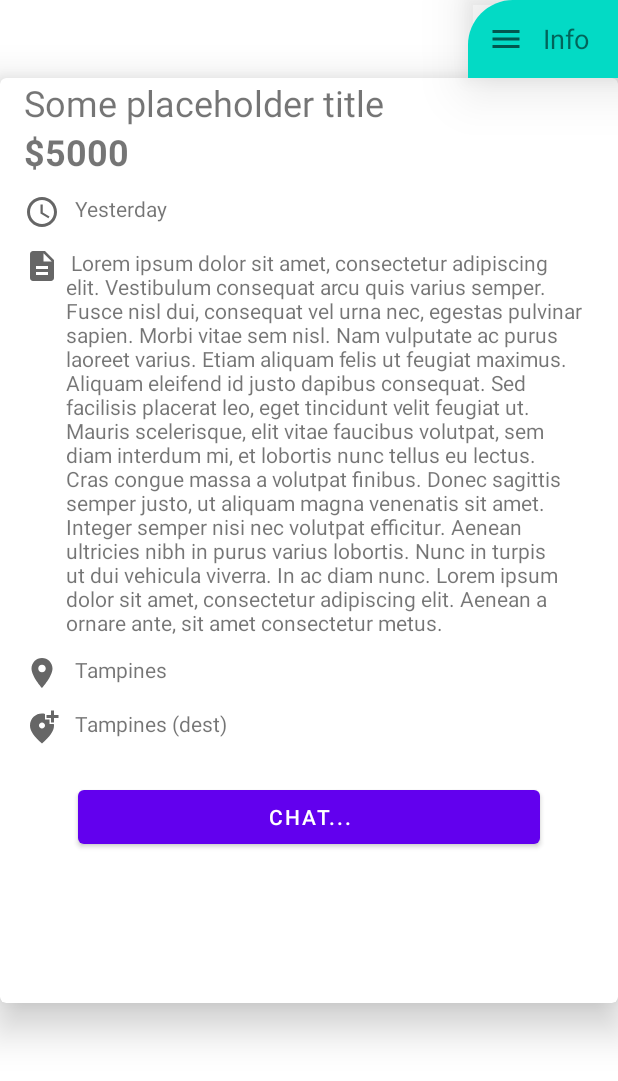
After one commit to Aster0/IntuitionProj, an Android app: the layout comments_details_bottomsheet.xml on its own in the app's theme, with its tools: preview values and no code run, on a phone screen of 412 x 824 dp. The commit adds this screen. Shown: the top 1081 px of the screen. Run offline under Robolectric (Android 15) with nearby library versions, the phone set to English and light mode, and no system bars.

Commit message:
complete home ui (bottomsheet)

```diff
--- a/app/build.gradle
+++ b/app/build.gradle
@@ -57,5 +57,6 @@ dependencies {
 
     implementation 'com.google.android.material:material:1.2.0-alpha06'
     implementation 'com.google.android.material:material:1.0.0'
+    implementation 'com.squareup.picasso:picasso:2.71828'
 
 }
--- a/app/src/main/java/com/example/intuitionproject/HomeActivity.java
+++ b/app/src/main/java/com/example/intuitionproject/HomeActivity.java
@@ -2,6 +2,7 @@ package com.example.intuitionproject;
 
 import android.os.Bundle;
 
+import com.example.intuitionproject.databinding.ActivityHomeBinding;
 import com.google.android.material.bottomnavigation.BottomNavigationView;
 
 import androidx.appcompat.app.AppCompatActivity;
@@ -11,11 +12,12 @@ import androidx.navigation.ui.AppBarConfiguration;
 import androidx.navigation.ui.NavigationUI;
 
 public class HomeActivity extends AppCompatActivity {
-
+    ActivityHomeBinding binding;
     @Override
     protected void onCreate(Bundle savedInstanceState) {
         super.onCreate(savedInstanceState);
-        setContentView(R.layout.activity_home);
+        binding = ActivityHomeBinding.inflate(getLayoutInflater());
+        setContentView(binding.getRoot());
         BottomNavigationView navView = findViewById(R.id.nav_view);
         // just setup the navcontroller
         NavController navController = Navigation.findNavController(this, R.id.nav_host_fragment);
--- /dev/null
+++ b/app/src/main/java/com/example/intuitionproject/models/Listing.java
@@ -0,0 +1,4 @@
+package com.example.intuitionproject.models;
+
+public class Listing {
+}
--- a/app/src/main/java/com/example/intuitionproject/ui/home/HomeFragment.java
+++ b/app/src/main/java/com/example/intuitionproject/ui/home/HomeFragment.java
@@ -13,23 +13,26 @@ import androidx.lifecycle.Observer;
 import androidx.lifecycle.ViewModelProvider;
 
 import com.example.intuitionproject.R;
+import com.example.intuitionproject.databinding.FragmentHomeBinding;
+import com.squareup.picasso.Picasso;
 
 public class HomeFragment extends Fragment {
 
     private HomeViewModel homeViewModel;
-
+    FragmentHomeBinding binding;
     public View onCreateView(@NonNull LayoutInflater inflater,
                              ViewGroup container, Bundle savedInstanceState) {
         homeViewModel =
                 new ViewModelProvider(this).get(HomeViewModel.class);
-        View root = inflater.inflate(R.layout.fragment_home, container, false);
-        final TextView textView = root.findViewById(R.id.text_home);
-        homeViewModel.getText().observe(getViewLifecycleOwner(), new Observer<String>() {
-            @Override
-            public void onChanged(@Nullable String s) {
-                textView.setText(s);
-            }
-        });
-        return root;
+        binding = FragmentHomeBinding.inflate(getLayoutInflater(), container, false);
+        return binding.getRoot();
+    }
+
+    @Override
+    public void onViewCreated(@NonNull View view, @Nullable Bundle savedInstanceState) {
+        super.onViewCreated(view, savedInstanceState);
+//        Picasso.get()
+//                .load("https://media.karousell.com/media/photos/products/2021/2/27/topeak_escape_pod_small_1614411733_214cadb1_progressive.jpg")
+//                .into(binding.designBottomSheet.itemImage);
     }
 }
--- /dev/null
+++ b/app/src/main/res/drawable/fancy_button_shape.xml
@@ -0,0 +1,11 @@
+<?xml version="1.0" encoding="utf-8"?>
+<shape xmlns:android="http://schemas.android.com/apk/res/android"
+    android:shape="rectangle" android:padding="10dp">
+    <!-- you can use any color you want I used here gray color-->
+    <solid android:color="@color/colorAccent"/>
+    <corners android:bottomRightRadius="0dp"
+        android:bottomLeftRadius="0dp"
+        android:topLeftRadius="30dp"
+        android:topRightRadius="0dp"
+        />
+</shape>
--- /dev/null
+++ b/app/src/main/res/drawable/ic_baseline_access_time_24.xml
@@ -0,0 +1,13 @@
+<vector xmlns:android="http://schemas.android.com/apk/res/android"
+    android:width="24dp"
+    android:height="24dp"
+    android:viewportWidth="24"
+    android:viewportHeight="24"
+    android:tint="?attr/colorControlNormal">
+  <path
+      android:fillColor="@android:color/white"
+      android:pathData="M11.99,2C6.47,2 2,6.48 2,12s4.47,10 9.99,10C17.52,22 22,17.52 22,12S17.52,2 11.99,2zM12,20c-4.42,0 -8,-3.58 -8,-8s3.58,-8 8,-8 8,3.58 8,8 -3.58,8 -8,8z"/>
+  <path
+      android:fillColor="@android:color/white"
+      android:pathData="M12.5,7H11v6l5.25,3.15 0.75,-1.23 -4.5,-2.67z"/>
+</vector>
--- /dev/null
+++ b/app/src/main/res/drawable/ic_baseline_add_location_alt_24.xml
@@ -0,0 +1,10 @@
+<vector xmlns:android="http://schemas.android.com/apk/res/android"
+    android:width="24dp"
+    android:height="24dp"
+    android:viewportWidth="24"
+    android:viewportHeight="24"
+    android:tint="?attr/colorControlNormal">
+  <path
+      android:fillColor="@android:color/white"
+      android:pathData="M20,1v3h3v2h-3v3h-2L18,6h-3L15,4h3L18,1h2zM12,13c1.1,0 2,-0.9 2,-2s-0.9,-2 -2,-2 -2,0.9 -2,2 0.9,2 2,2zM14,3.25L14,7h3v3h2.92c0.05,0.39 0.08,0.79 0.08,1.2 0,3.32 -2.67,7.25 -8,11.8 -5.33,-4.55 -8,-8.48 -8,-11.8C4,6.22 7.8,3 12,3c0.68,0 1.35,0.08 2,0.25z"/>
+</vector>
--- /dev/null
+++ b/app/src/main/res/drawable/ic_baseline_description_24.xml
@@ -0,0 +1,10 @@
+<vector xmlns:android="http://schemas.android.com/apk/res/android"
+    android:width="24dp"
+    android:height="24dp"
+    android:viewportWidth="24"
+    android:viewportHeight="24"
+    android:tint="?attr/colorControlNormal">
+  <path
+      android:fillColor="@android:color/white"
+      android:pathData="M14,2L6,2c-1.1,0 -1.99,0.9 -1.99,2L4,20c0,1.1 0.89,2 1.99,2L18,22c1.1,0 2,-0.9 2,-2L20,8l-6,-6zM16,18L8,18v-2h8v2zM16,14L8,14v-2h8v2zM13,9L13,3.5L18.5,9L13,9z"/>
+</vector>
--- /dev/null
+++ b/app/src/main/res/drawable/ic_baseline_location_on_24.xml
@@ -0,0 +1,10 @@
+<vector xmlns:android="http://schemas.android.com/apk/res/android"
+    android:width="24dp"
+    android:height="24dp"
+    android:viewportWidth="24"
+    android:viewportHeight="24"
+    android:tint="?attr/colorControlNormal">
+  <path
+      android:fillColor="@android:color/white"
+      android:pathData="M12,2C8.13,2 5,5.13 5,9c0,5.25 7,13 7,13s7,-7.75 7,-13c0,-3.87 -3.13,-7 -7,-7zM12,11.5c-1.38,0 -2.5,-1.12 -2.5,-2.5s1.12,-2.5 2.5,-2.5 2.5,1.12 2.5,2.5 -1.12,2.5 -2.5,2.5z"/>
+</vector>
--- /dev/null
+++ b/app/src/main/res/drawable/ic_baseline_menu_24.xml
@@ -0,0 +1,10 @@
+<vector xmlns:android="http://schemas.android.com/apk/res/android"
+    android:width="24dp"
+    android:height="24dp"
+    android:viewportWidth="24"
+    android:viewportHeight="24"
+    android:tint="?attr/colorControlNormal">
+  <path
+      android:fillColor="@android:color/white"
+      android:pathData="M3,18h18v-2L3,16v2zM3,13h18v-2L3,11v2zM3,6v2h18L21,6L3,6z"/>
+</vector>
--- a/app/src/main/res/layout/activity_chat_browse.xml
+++ b/app/src/main/res/layout/activity_chat_browse.xml
@@ -1,9 +1,10 @@
 <?xml version="1.0" encoding="utf-8"?>
-<androidx.constraintlayout.widget.ConstraintLayout xmlns:android="http://schemas.android.com/apk/res/android"
+<androidx.coordinatorlayout.widget.CoordinatorLayout xmlns:android="http://schemas.android.com/apk/res/android"
     xmlns:app="http://schemas.android.com/apk/res-auto"
     xmlns:tools="http://schemas.android.com/tools"
     android:layout_width="match_parent"
     android:layout_height="match_parent"
     tools:context=".screens.ChatBrowse">
 
-</androidx.constraintlayout.widget.ConstraintLayout>
+
+</androidx.coordinatorlayout.widget.CoordinatorLayout>
--- a/app/src/main/res/layout/activity_home.xml
+++ b/app/src/main/res/layout/activity_home.xml
@@ -3,8 +3,7 @@
     xmlns:app="http://schemas.android.com/apk/res-auto"
     android:id="@+id/container"
     android:layout_width="match_parent"
-    android:layout_height="match_parent"
-    android:paddingTop="?attr/actionBarSize">
+    android:layout_height="match_parent">
 
     <com.google.android.material.bottomnavigation.BottomNavigationView
         android:id="@+id/nav_view"
--- /dev/null
+++ b/app/src/main/res/layout/comments_details_bottomsheet.xml
@@ -0,0 +1,152 @@
+<?xml version="1.0" encoding="utf-8"?>
+<LinearLayout
+    xmlns:android="http://schemas.android.com/apk/res/android"
+    xmlns:app="http://schemas.android.com/apk/res-auto"
+    xmlns:tools="http://schemas.android.com/tools"
+    android:layout_width="match_parent"
+    android:layout_height="match_parent"
+    app:layout_behavior="com.google.android.material.bottomsheet.BottomSheetBehavior"
+    app:behavior_hideable="false"
+    app:behavior_peekHeight="120dp"
+    android:orientation="vertical">
+    <LinearLayout
+        android:elevation="24dp"
+        android:id="@+id/peek_area"
+        android:layout_width="100dp"
+        android:layout_height="52dp"
+        android:background="@drawable/fancy_button_shape"
+        android:layout_gravity="end"
+        android:outlineProvider="bounds">
+    <ImageButton
+        android:background="?android:selectableItemBackground"
+        android:layout_width="30dp"
+        android:layout_height="30dp"
+        android:src="@drawable/ic_baseline_menu_24"
+        android:layout_gravity="center"
+        android:layout_marginStart="10dp" />
+    <com.google.android.material.textview.MaterialTextView
+        android:layout_width="wrap_content"
+        android:layout_height="wrap_content"
+        android:text="Info"
+        android:layout_marginStart="10dp"
+        android:layout_gravity="center"
+        android:textSize="18sp"/>
+    </LinearLayout>
+    <com.google.android.material.card.MaterialCardView
+        app:cardElevation="16dp"
+        android:layout_width="match_parent"
+        android:layout_height="wrap_content">
+        <androidx.core.widget.NestedScrollView
+            android:layout_width="match_parent"
+            android:layout_height="wrap_content">
+            <androidx.constraintlayout.widget.ConstraintLayout
+                android:layout_width="match_parent"
+                android:layout_height="wrap_content"
+                android:paddingBottom="100dp">
+                <com.google.android.material.textview.MaterialTextView
+                    android:id="@+id/item_title"
+                    app:layout_constraintStart_toStartOf="parent"
+                    android:layout_width="wrap_content"
+                    android:layout_height="wrap_content"
+                    android:textSize="24sp"
+                    android:layout_marginStart="16dp"
+                    android:layout_marginEnd="24dp"
+                    app:layout_constraintTop_toTopOf="parent"
+                    android:text="Some placeholder title"/>
+                <com.google.android.material.textview.MaterialTextView
+                    android:id="@+id/item_payout_amount"
+                    android:layout_width="wrap_content"
+                    android:layout_height="wrap_content"
+                    app:layout_constraintStart_toStartOf="@id/item_title"
+                    app:layout_constraintTop_toBottomOf="@id/item_title"
+                    android:textSize="24sp"
+                    android:textStyle="bold"
+                    android:text="$5000"/>
+                <ImageView
+                    android:id="@+id/time_icon"
+                    android:layout_width="wrap_content"
+                    android:layout_height="wrap_content"
+                    android:src="@drawable/ic_baseline_access_time_24"
+                    app:layout_constraintStart_toStartOf="@id/item_payout_amount"
+                    app:layout_constraintTop_toBottomOf="@id/item_payout_amount"
+                    android:layout_marginTop="12dp"
+                    tools:viewBindingIgnore="true"/>
+                <com.google.android.material.textview.MaterialTextView
+                    android:layout_width="wrap_content"
+                    android:layout_height="wrap_content"
+                    app:layout_constraintTop_toTopOf="@id/time_icon"
+                    app:layout_constraintStart_toEndOf="@id/time_icon"
+                    android:layout_marginStart="10dp"
+                    android:text="Yesterday"/>
+
+                <ImageView
+                    android:id="@+id/description_icon"
+                    android:layout_width="wrap_content"
+                    android:layout_height="wrap_content"
+                    app:layout_constraintStart_toStartOf="@id/time_icon"
+                    app:layout_constraintTop_toBottomOf="@id/time_icon"
+                    android:layout_marginTop="12dp"
+                    android:src="@drawable/ic_baseline_description_24"
+                    tools:viewBindingIgnore="true"/>
+                <com.google.android.material.textview.MaterialTextView
+                    android:id="@+id/item_desc"
+                    android:layout_width="0dp"
+                    android:layout_height="wrap_content"
+                    app:layout_constraintTop_toTopOf="@id/description_icon"
+                    app:layout_constraintStart_toEndOf="@id/description_icon"
+                    android:layout_marginStart="4dp"
+                    app:layout_constraintEnd_toEndOf="parent"
+                    android:layout_marginEnd="24dp"
+                    android:text=" Lorem ipsum dolor sit amet, consectetur adipiscing elit. Vestibulum consequat arcu quis varius semper. Fusce nisl dui, consequat vel urna nec, egestas pulvinar sapien. Morbi vitae sem nisl. Nam vulputate ac purus laoreet varius. Etiam aliquam felis ut feugiat maximus. Aliquam eleifend id justo dapibus consequat. Sed facilisis placerat leo, eget tincidunt velit feugiat ut. Mauris scelerisque, elit vitae faucibus volutpat, sem diam interdum mi, et lobortis nunc tellus eu lectus. Cras congue massa a volutpat finibus. Donec sagittis semper justo, ut aliquam magna venenatis sit amet. Integer semper nisi nec volutpat efficitur. Aenean ultricies nibh in purus varius lobortis. Nunc in turpis ut dui vehicula viverra. In ac diam nunc. Lorem ipsum dolor sit amet, consectetur adipiscing elit. Aenean a ornare ante, sit amet consectetur metus." />
+                <ImageView
+                    android:id="@+id/region_meetup_icon"
+                    android:layout_width="wrap_content"
+                    android:layout_height="wrap_content"
+                    app:layout_constraintTop_toBottomOf="@id/item_desc"
+                    app:layout_constraintStart_toStartOf="@id/description_icon"
+                    android:layout_marginTop="12dp"
+                    android:src="@drawable/ic_baseline_location_on_24"
+                    tools:viewBindingIgnore="true"/>
+                <com.google.android.material.textview.MaterialTextView
+                    android:id="@+id/item_meetup_location"
+                    android:layout_width="wrap_content"
+                    app:layout_constraintTop_toTopOf="@id/region_meetup_icon"
+                    app:layout_constraintStart_toEndOf="@id/region_meetup_icon"
+                    android:layout_marginStart="10dp"
+                    android:layout_height="wrap_content"
+                    android:text="Tampines"/>
+                <ImageView
+                    android:id="@+id/region_destination_icon"
+                    android:layout_width="wrap_content"
+                    android:layout_height="wrap_content"
+                    app:layout_constraintTop_toBottomOf="@id/region_meetup_icon"
+                    app:layout_constraintStart_toStartOf="@id/description_icon"
+                    android:layout_marginTop="12dp"
+                    android:src="@drawable/ic_baseline_add_location_alt_24"
+                    tools:viewBindingIgnore="true"/>
+                <com.google.android.material.textview.MaterialTextView
+                    android:id="@+id/item_destination_location"
+                    android:layout_width="wrap_content"
+                    app:layout_constraintTop_toTopOf="@id/region_destination_icon"
+                    app:layout_constraintStart_toEndOf="@id/region_destination_icon"
+                    android:layout_marginStart="10dp"
+                    android:layout_height="wrap_content"
+                    android:text="Tampines (dest)"/>
+                <com.google.android.material.button.MaterialButton
+                    android:id="@+id/chat_with_button"
+                    android:layout_width="match_parent"
+                    android:layout_height="wrap_content"
+                    app:layout_constraintTop_toBottomOf="@id/region_destination_icon"
+                    app:layout_constraintBottom_toBottomOf="parent"
+                    app:layout_constraintStart_toStartOf="parent"
+                    app:layout_constraintEnd_toEndOf="parent"
+                    android:layout_marginTop="24dp"
+                    android:layout_marginStart="52dp"
+                    android:layout_marginEnd="52dp"
+                    android:text="@string/chat_btn_title"/>
+            </androidx.constraintlayout.widget.ConstraintLayout>
+        </androidx.core.widget.NestedScrollView>
+    </com.google.android.material.card.MaterialCardView>
+
+
+</LinearLayout>
--- a/app/src/main/res/layout/fragment_home.xml
+++ b/app/src/main/res/layout/fragment_home.xml
@@ -1,22 +1,14 @@
 <?xml version="1.0" encoding="utf-8"?>
-<androidx.constraintlayout.widget.ConstraintLayout xmlns:android="http://schemas.android.com/apk/res/android"
+<androidx.coordinatorlayout.widget.CoordinatorLayout xmlns:android="http://schemas.android.com/apk/res/android"
     xmlns:app="http://schemas.android.com/apk/res-auto"
     xmlns:tools="http://schemas.android.com/tools"
     android:layout_width="match_parent"
     android:layout_height="match_parent"
     tools:context=".ui.home.HomeFragment">
 
-    <TextView
-        android:id="@+id/text_home"
+    <androidx.viewpager2.widget.ViewPager2
         android:layout_width="match_parent"
-        android:layout_height="wrap_content"
-        android:layout_marginStart="8dp"
-        android:layout_marginTop="8dp"
-        android:layout_marginEnd="8dp"
-        android:textAlignment="center"
-        android:textSize="20sp"
-        app:layout_constraintBottom_toBottomOf="parent"
-        app:layout_constraintEnd_toEndOf="parent"
-        app:layout_constraintStart_toStartOf="parent"
-        app:layout_constraintTop_toTopOf="parent" />
-</androidx.constraintlayout.widget.ConstraintLayout>
+        android:layout_height="match_parent"
+        android:layout_marginBottom="71dp"/>
+    <include android:id="@+id/design_bottom_sheet"  layout="@layout/comments_details_bottomsheet"/>
+</androidx.coordinatorlayout.widget.CoordinatorLayout>
--- a/app/src/main/res/values/strings.xml
+++ b/app/src/main/res/values/strings.xml
@@ -3,4 +3,5 @@
     <string name="title_home">Home</string>
     <string name="title_chats">Chats</string>
     <string name="title_profile">Profile</string>
+    <string name="chat_btn_title">Chat...</string>
 </resources>
```
